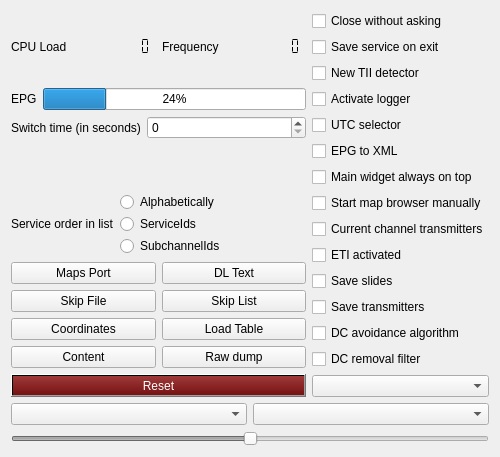
This is forms/config-helper.ui in tomneda/DABstar as Qt 5 draws it before an edit. The edited form follows.
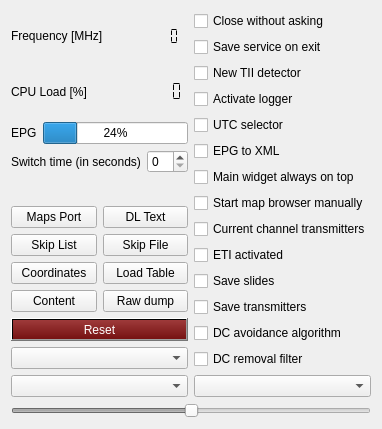
This is the edited form. Custom widgets are drawn as their Qt base class.

Commit message: Remove service list sorting selection (and other refinements)

```diff
--- a/forms/config-helper.ui
+++ b/forms/config-helper.ui
@@ -2,18 +2,10 @@
 <ui version="4.0">
  <class>configWidget</class>
  <widget class="QWidget" name="configWidget">
-  <property name="geometry">
-   <rect>
-    <x>0</x>
-    <y>0</y>
-    <width>500</width>
-    <height>447</height>
-   </rect>
-  </property>
   <property name="maximumSize">
    <size>
     <width>16777215</width>
-    <height>447</height>
+    <height>476</height>
    </size>
   </property>
   <property name="windowTitle">
@@ -26,33 +18,10 @@
       <layout class="QVBoxLayout" name="verticalLayout_3">
        <item>
         <layout class="QHBoxLayout" name="horizontalLayout_3">
-         <item>
-          <widget class="QLabel" name="label_7">
-           <property name="text">
-            <string>CPU Load</string>
-           </property>
-          </widget>
-         </item>
-         <item>
-          <widget class="QLCDNumber" name="cpuMonitor">
-           <property name="frameShape">
-            <enum>QFrame::NoFrame</enum>
-           </property>
-           <property name="smallDecimalPoint">
-            <bool>true</bool>
-           </property>
-           <property name="digitCount">
-            <number>7</number>
-           </property>
-           <property name="segmentStyle">
-            <enum>QLCDNumber::Flat</enum>
-           </property>
-          </widget>
-         </item>
          <item>
           <widget class="QLabel" name="label_4">
            <property name="text">
-            <string>Frequency</string>
+            <string>Frequency [MHz]</string>
            </property>
           </widget>
          </item>
@@ -77,6 +46,33 @@
          </item>
         </layout>
        </item>
+       <item>
+        <layout class="QHBoxLayout" name="horizontalLayout_11">
+         <item>
+          <widget class="QLabel" name="label_7">
+           <property name="text">
+            <string>CPU Load [%]</string>
+           </property>
+          </widget>
+         </item>
+         <item>
+          <widget class="QLCDNumber" name="cpuMonitor">
+           <property name="frameShape">
+            <enum>QFrame::NoFrame</enum>
+           </property>
+           <property name="smallDecimalPoint">
+            <bool>true</bool>
+           </property>
+           <property name="digitCount">
+            <number>7</number>
+           </property>
+           <property name="segmentStyle">
+            <enum>QLCDNumber::Flat</enum>
+           </property>
+          </widget>
+         </item>
+        </layout>
+       </item>
        <item>
         <layout class="QHBoxLayout" name="horizontalLayout_6">
          <item>
@@ -117,55 +113,7 @@
         </layout>
        </item>
        <item>
-        <layout class="QHBoxLayout" name="horizontalLayout" stretch="1,2">
-         <item>
-          <widget class="QLabel" name="label_3">
-           <property name="text">
-            <string>Service order in list</string>
-           </property>
-          </widget>
-         </item>
-         <item>
-          <layout class="QVBoxLayout" name="verticalLayout">
-           <property name="spacing">
-            <number>2</number>
-           </property>
-           <item>
-            <widget class="QRadioButton" name="orderAlfabetical">
-             <property name="text">
-              <string>Alphabetically</string>
-             </property>
-             <attribute name="buttonGroup">
-              <string notr="true">buttonGroup</string>
-             </attribute>
-            </widget>
-           </item>
-           <item>
-            <widget class="QRadioButton" name="orderServiceIds">
-             <property name="text">
-              <string>ServiceIds</string>
-             </property>
-             <attribute name="buttonGroup">
-              <string notr="true">buttonGroup</string>
-             </attribute>
-            </widget>
-           </item>
-           <item>
-            <widget class="QRadioButton" name="ordersubChannelIds">
-             <property name="text">
-              <string>SubchannelIds</string>
-             </property>
-             <attribute name="buttonGroup">
-              <string notr="true">buttonGroup</string>
-             </attribute>
-            </widget>
-           </item>
-          </layout>
-         </item>
-        </layout>
-       </item>
-       <item>
-        <layout class="QHBoxLayout" name="horizontalLayout_4">
+        <layout class="QHBoxLayout" name="horizontalLayout" stretch="0,0">
          <item>
           <widget class="QPushButton" name="portSelector">
            <property name="text">
@@ -186,17 +134,7 @@
         </layout>
        </item>
        <item>
-        <layout class="QHBoxLayout" name="horizontalLayout_7">
-         <item>
-          <widget class="QPushButton" name="skipFile_button">
-           <property name="toolTip">
-            <string>&lt;html&gt;&lt;head/&gt;&lt;body&gt;&lt;p&gt;Select a file for the skipList. If the file does not exist yet, it will be created and initialized with a skipList with no channels set to skip.&lt;/p&gt;&lt;/body&gt;&lt;/html&gt;</string>
-           </property>
-           <property name="text">
-            <string>Skip File</string>
-           </property>
-          </widget>
-         </item>
+        <layout class="QHBoxLayout" name="horizontalLayout_4">
          <item>
           <widget class="QPushButton" name="skipList_button">
            <property name="toolTip">
@@ -207,10 +145,20 @@
            </property>
           </widget>
          </item>
+         <item>
+          <widget class="QPushButton" name="skipFile_button">
+           <property name="toolTip">
+            <string>&lt;html&gt;&lt;head/&gt;&lt;body&gt;&lt;p&gt;Select a file for the skipList. If the file does not exist yet, it will be created and initialized with a skipList with no channels set to skip.&lt;/p&gt;&lt;/body&gt;&lt;/html&gt;</string>
+           </property>
+           <property name="text">
+            <string>Skip File</string>
+           </property>
+          </widget>
+         </item>
         </layout>
        </item>
        <item>
-        <layout class="QHBoxLayout" name="horizontalLayout_8">
+        <layout class="QHBoxLayout" name="horizontalLayout_7">
          <item>
           <widget class="QPushButton" name="set_coordinatesButton">
            <property name="text">
@@ -231,7 +179,7 @@
         </layout>
        </item>
        <item>
-        <layout class="QHBoxLayout" name="horizontalLayout_9">
+        <layout class="QHBoxLayout" name="horizontalLayout_8">
          <item>
           <widget class="QPushButton" name="contentButton">
            <property name="sizePolicy">
@@ -267,7 +215,7 @@
         </layout>
        </item>
        <item>
-        <layout class="QHBoxLayout" name="horizontalLayout_10">
+        <layout class="QHBoxLayout" name="horizontalLayout_9">
          <item>
           <widget class="QPushButton" name="resetButton">
            <property name="sizePolicy">
@@ -290,6 +238,17 @@
          </item>
         </layout>
        </item>
+       <item>
+        <layout class="QHBoxLayout" name="horizontalLayout_10">
+         <item>
+          <widget class="QComboBox" name="cmbSoftBitGen">
+           <property name="toolTip">
+            <string>&lt;html&gt;&lt;head/&gt;&lt;body&gt;&lt;p&gt;&lt;span style=&quot; font-weight:600;&quot;&gt;Select soft-bit generation type&lt;/span&gt;&lt;/p&gt;&lt;p&gt;There are different ideas how to calculate the soft-bit values for the Virterbi decoder. As in some week receiving condition, this could make a change.&lt;/p&gt;&lt;p&gt;See the &amp;quot;Modulation Quality&amp;quot; of the Carrier Plot for the calculation results.&lt;/p&gt;&lt;p&gt;As this is experimental yet, the value is not stored persistently.&lt;/p&gt;&lt;/body&gt;&lt;/html&gt;</string>
+           </property>
+          </widget>
+         </item>
+        </layout>
+       </item>
       </layout>
      </item>
      <item>
@@ -434,13 +393,6 @@
          </property>
         </widget>
        </item>
-       <item>
-        <widget class="QComboBox" name="cmbSoftBitGen">
-         <property name="toolTip">
-          <string>&lt;html&gt;&lt;head/&gt;&lt;body&gt;&lt;p&gt;&lt;span style=&quot; font-weight:600;&quot;&gt;Select soft-bit generation type&lt;/span&gt;&lt;/p&gt;&lt;p&gt;There are different ideas how to calculate the soft-bit values for the Virterbi decoder. As in some week receiving condition, this could make a change.&lt;/p&gt;&lt;p&gt;See the &amp;quot;Modulation Quality&amp;quot; of the Carrier Plot for the calculation results.&lt;/p&gt;&lt;p&gt;As this is experimental yet, the value is not stored persistently.&lt;/p&gt;&lt;/body&gt;&lt;/html&gt;</string>
-         </property>
-        </widget>
-       </item>
       </layout>
      </item>
     </layout>
```
The commit also changes 4 other files.
